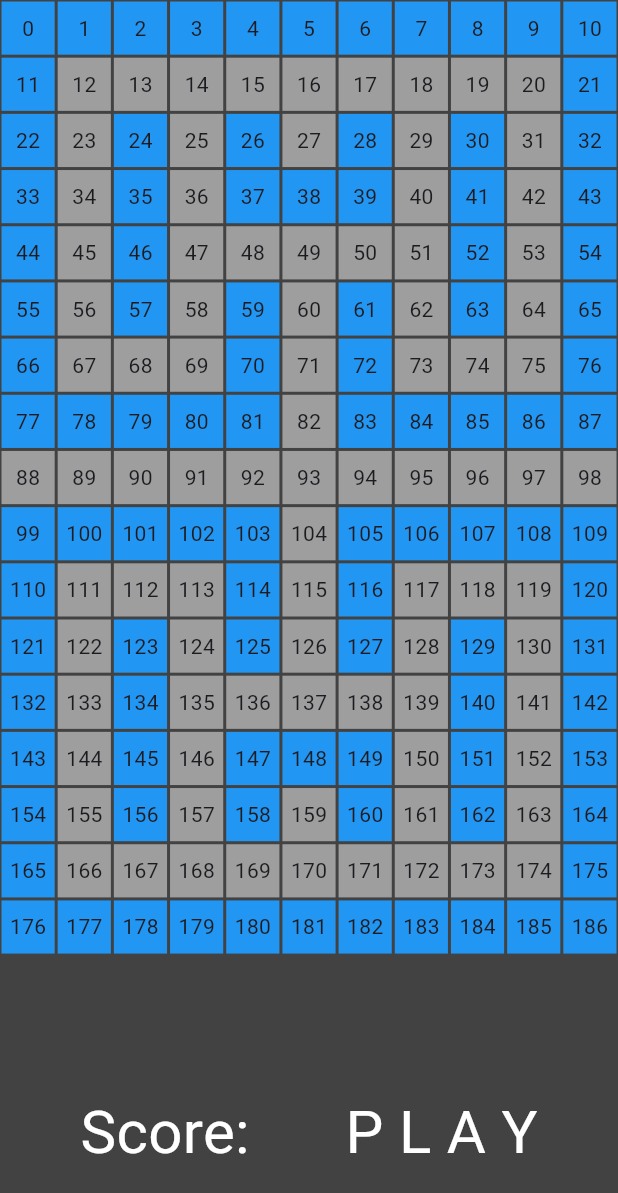
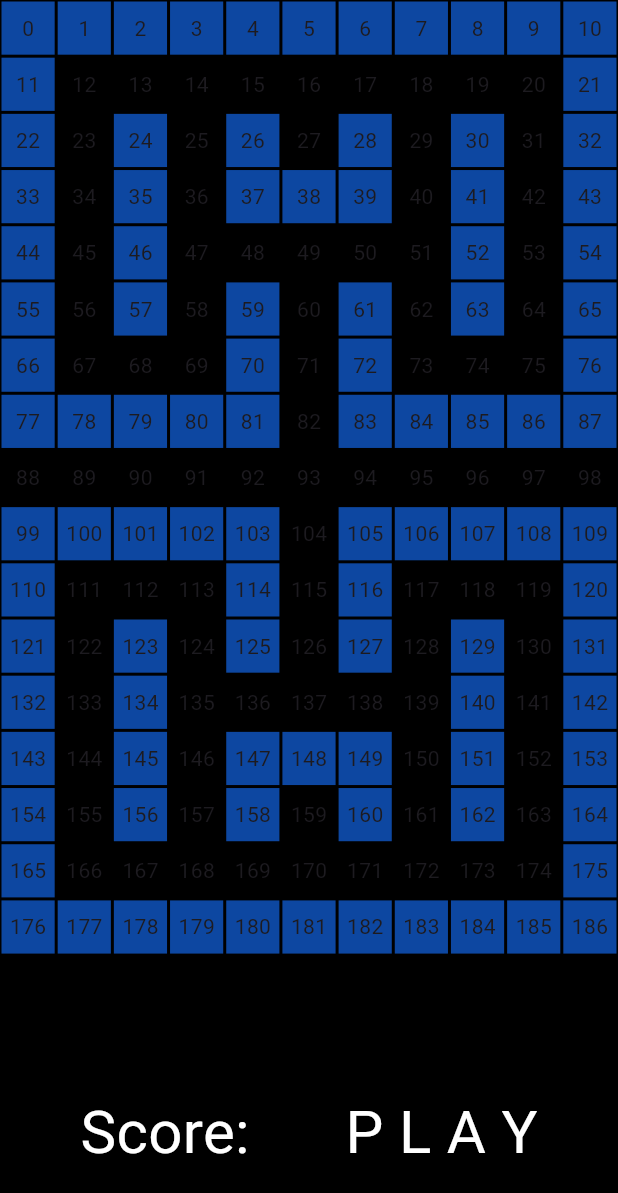
Before and after one commit to mohsenrahmdeli/Flutter-Pacman-Game, a Flutter app: the screen it shows after launch, on a phone screen of 412 x 824 dp. Shown: the top 1193 px of the screen. Run offline on Flutter 3.47's test engine with Material 3 defaults, Android fonts, the light colour scheme and no system bars.

Commit message:
Create Pixels

```diff
--- a/lib/home_page.dart
+++ b/lib/home_page.dart
@@ -1,4 +1,6 @@
 import 'package:flutter/material.dart';
+
+import 'pixel.dart';
 
 class HomePage extends StatefulWidget {
   const HomePage({super.key});
@@ -117,7 +119,7 @@ class _HomePageState extends State<HomePage> {
   Widget build(BuildContext context) {
     return SafeArea(
       child: Scaffold(
-        backgroundColor: Colors.grey[800],
+        backgroundColor: Colors.black,
         body: Column(
           children: [
             Expanded(
@@ -130,27 +132,17 @@ class _HomePageState extends State<HomePage> {
                       crossAxisCount: numberRow),
                   itemBuilder: (BuildContext context, int index) {
                     if (barriers.contains(index)) {
-                      return Padding(
-                        padding: const EdgeInsets.all(1.0),
-                        child: Container(
-                          color: Colors.blue,
-                          child: Center(
-                            child: Text(
-                              index.toString(),
-                            ),
-                          ),
+                      return MyPixel(
+                        color: Colors.blue[900],
+                        child: Text(
+                          index.toString(),
                         ),
                       );
                     } else {
-                      return Padding(
-                        padding: const EdgeInsets.all(1.0),
-                        child: Container(
-                          color: Colors.grey,
-                          child: Center(
-                            child: Text(
-                              index.toString(),
-                            ),
-                          ),
+                      return MyPixel(
+                        color: Colors.black,
+                        child: Text(
+                          index.toString(),
                         ),
                       );
                     }
--- /dev/null
+++ b/lib/pixel.dart
@@ -0,0 +1,19 @@
+import 'package:flutter/material.dart';
+
+class MyPixel extends StatelessWidget {
+  final color;
+  final child;
+  const MyPixel({required this.color,required this.child,super.key});
+
+  @override
+  Widget build(BuildContext context) {
+    return Padding(padding: EdgeInsets.all(1.0),
+    child: Container(
+      color:color,
+      child: Center(
+        child: child,
+      ),
+    ),
+    );
+  }
+}
```
